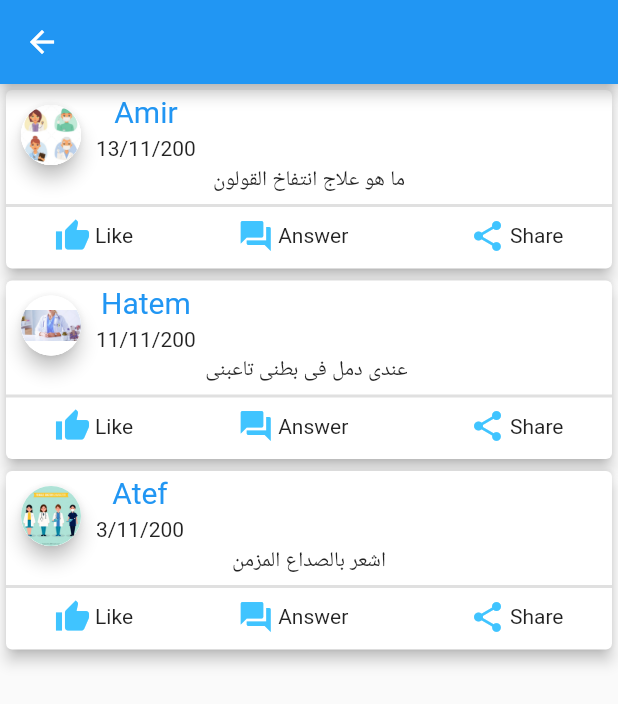
After one commit to hatemragab/how_is_your_health, a Flutter app: the Category screen opened directly, after a tap on "Dentist", on a phone screen of 412 x 824 dp. The commit adds this screen. Shown: the top 704 px of the screen. Run offline on Flutter 3.47's test engine with Material 2 defaults, Android fonts, the light colour scheme and no system bars; drawn by our look-alikes of circular_profile_avatar; our stand-ins replace flutter_screenutil, flutter_swiper, font_awesome_flutter; missing offline and left inert: statusbar_util; statements that could not run were skipped.

Commit message:
Question Screen

```diff
--- /dev/null
+++ b/lib/models/QuestionItemModel.dart
@@ -0,0 +1,98 @@
+class QuestionItemModel {
+  String _imageUserProfile;
+  String _userName;
+  String _imageDoctorProfile;
+  String _doctorName;
+  String _date;
+  String _question;
+  String _answer;
+  int _likes;
+
+  QuestionItemModel(
+      this._imageUserProfile,
+      this._userName,
+      this._imageDoctorProfile,
+      this._doctorName,
+      this._date,
+      this._question,
+      this._answer,
+      this._likes);
+
+  String get answer => _answer;
+
+  set answer(String value) {
+    _answer = value;
+  }
+
+  String get question => _question;
+
+  set question(String value) {
+    _question = value;
+  }
+
+  String get date => _date;
+
+  set date(String value) {
+    _date = value;
+  }
+
+  String get doctorName => _doctorName;
+
+  set doctorName(String value) {
+    _doctorName = value;
+  }
+
+  String get imageDoctorProfile => _imageDoctorProfile;
+
+  set imageDoctorProfile(String value) {
+    _imageDoctorProfile = value;
+  }
+
+  String get userName => _userName;
+
+  set userName(String value) {
+    _userName = value;
+  }
+
+  String get imageUserProfile => _imageUserProfile;
+
+  set imageUserProfile(String value) {
+    _imageUserProfile = value;
+  }
+
+  int get likes => _likes;
+
+  set likes(int value) {
+    _likes = value;
+  }
+
+  static List<QuestionItemModel> questionModel = [
+    new QuestionItemModel(
+        "assets/images/profile1.jpg",
+        "Amir",
+        "assets/images/profile2.jpg",
+        "Ehab",
+        "13/11/200",
+        "ما هو علاج انتفاخ القولون",
+        "برشام zombrax",
+        4),
+    new QuestionItemModel(
+        "assets/images/profile3.jpg",
+        "Hatem",
+        "assets/images/profile4.jpg",
+        "Elkoshny",
+        "11/11/200",
+        "عندى دمل فى بطنى تاعبنى ",
+        " تعالى افقعهولك ",
+        100),
+    new QuestionItemModel(
+        "assets/images/profile2.jpg",
+        "Atef",
+        "assets/images/profile1.jpg",
+        "Mazen",
+        "3/11/200",
+        "اشعر بالصداع المزمن",
+        " خدلك برشامه صداع",
+        -10),
+  ];
+}
--- /dev/null
+++ b/lib/screens/Category.dart
@@ -0,0 +1,97 @@
+import 'package:flutter/material.dart';
+import 'package:flutter/services.dart';
+import 'package:flutter_screenutil/flutter_screenutil.dart';
+import 'package:flutter_swiper/flutter_swiper.dart';
+import 'package:how_is_your_health/models/categoryModel.dart';
+import 'package:how_is_your_health/screens/QuestionScreen.dart';
+import 'package:statusbar_util/statusbar_util.dart';
+import 'package:font_awesome_flutter/font_awesome_flutter.dart';
+
+class Category extends StatefulWidget {
+  @override
+  _CategoryState createState() => _CategoryState();
+}
+
+class _CategoryState extends State<Category> {
+  SwiperController controller = SwiperController();
+  List<categoryModel> _listCategory = categoryModel.categoryList;
+
+  List<String> swiperImage = [
+    "assets/images/d.jpg",
+    "assets/images/TheFemaleDoctor.jpg",
+    "assets/images/doctora.jpg"
+  ];
+
+  @override
+  Widget build(BuildContext context) {
+    StatusbarUtil.setTranslucent();
+    StatusbarUtil.setStatusBarFont(FontStyle.black);
+    SystemChrome.setSystemUIOverlayStyle(
+        SystemUiOverlayStyle(statusBarColor: Colors.transparent));
+    return Scaffold(
+      appBar: AppBar(
+        iconTheme: IconThemeData(color: Colors.lightBlue),
+        centerTitle: true,
+        title: Text(
+          "How is your health ? ",
+          style: TextStyle(color: Colors.lightBlue),
+        ),
+        backgroundColor: Colors.white,
+      ),
+      body: SingleChildScrollView(
+        child: Column(
+          children: <Widget>[
+            Container(
+              width: MediaQuery.of(context).size.width,
+              height: MediaQuery.of(context).size.height / 3,
+              child: Swiper(
+                autoplay: true,
+                itemWidth: 20,
+                scrollDirection: Axis.horizontal,
+                itemCount: 3,
+                itemBuilder: (BuildContext context, index) {
+                  return Image.asset(
+                    swiperImage[index],
+                    fit: BoxFit.cover,
+                  );
+                },
+              ),
+            ),
+            GridView.builder(
+                shrinkWrap: true,
+                gridDelegate: SliverGridDelegateWithFixedCrossAxisCount(
+                    crossAxisCount: 3,
+                    mainAxisSpacing: 3.0,
+                    crossAxisSpacing: 3.0),
+                physics: NeverScrollableScrollPhysics(),
+                itemCount: categoryModel.categoryList.length,
+                itemBuilder: (BuildContext context, index) {
+                  return InkWell(
+                    onTap: () {
+                      Navigator.push(
+                        context,
+                        MaterialPageRoute(
+                            builder: (context) => QuestionScreen()),
+                      );
+                    },
+                    child: Card(
+                      child: Column(
+                        children: <Widget>[
+                          Image.asset(
+                            "${_listCategory[index].image}",
+                            fit: BoxFit.cover,
+                            width: 90,
+                            height: 90,
+                          ),
+                          Text("${_listCategory[index].categoryName}")
+                        ],
+                      ),
+                    ),
+                  );
+                })
+          ],
+        ),
+      ),
+    );
+  }
+}
--- /dev/null
+++ b/lib/screens/QuestionScreen.dart
@@ -0,0 +1,179 @@
+import 'package:flutter/material.dart';
+import 'package:how_is_your_health/models/QuestionItemModel.dart';
+import 'package:circular_profile_avatar/circular_profile_avatar.dart';
+
+class QuestionScreen extends StatefulWidget {
+  @override
+  _QuestionScreenState createState() => _QuestionScreenState();
+}
+
+class _QuestionScreenState extends State<QuestionScreen> {
+  List<QuestionItemModel> question = QuestionItemModel.questionModel;
+
+  @override
+  Widget build(BuildContext context) {
+    return Scaffold(
+        appBar: AppBar(),
+        body: ListView.builder(
+          shrinkWrap: true,
+          itemCount: question.length,
+          itemBuilder: (BuildContext context, index) {
+            return Card(
+              elevation: 4,
+              child: Container(
+                child: Column(
+                  children: <Widget>[
+                    Row(
+                      children: <Widget>[
+                        Container(
+                          margin: EdgeInsets.only(left: 10, top: 10),
+                          width: 40,
+                          height: 40,
+                          child: CircularProfileAvatar(
+                            "",
+                            child: Image.asset(
+                                "${question[index].imageUserProfile}"),
+                            radius: 100,
+                            elevation: 5.0,
+                          ),
+                        ),
+                        SizedBox(
+                          width: 10,
+                        ),
+                        Column(
+                          children: <Widget>[
+                            Text(
+                              "${question[index].userName}",
+                              style:
+                                  TextStyle(fontSize: 20, color: Colors.blue),
+                            ),
+                            SizedBox(height: 5,),
+                            Text("${question[index].date}"),
+                          ],
+                        )
+                      ],
+                    ),
+                    Text("${question[index].question}"),
+                    Divider(
+                      thickness: 2,
+                    ),
+                    Row(
+                      mainAxisAlignment: MainAxisAlignment.spaceEvenly,
+                      children: <Widget>[
+                        InkWell(
+                          onTap: () {},
+                          child: Row(
+                            children: <Widget>[
+                              Icon(
+                                Icons.thumb_up,
+                                color: Colors.lightBlueAccent,
+                              ),
+                              SizedBox(
+                                width: 3,
+                              ),
+                              Text("Like"),
+                            ],
+                          ),
+                        ),
+                        VerticalDivider(
+                          thickness: 5,
+                          width: 5,
+                          color: Colors.black,
+                        ),
+                        InkWell(
+                          onTap: () {},
+                          child: Row(
+                            children: <Widget>[
+                              Icon(Icons.question_answer,
+                                  color: Colors.lightBlueAccent),
+                              SizedBox(
+                                width: 3,
+                              ),
+                              Text("Answer"),
+                            ],
+                          ),
+                        ),
+                        VerticalDivider(),
+                        InkWell(
+                          onTap: () {},
+                          child: Row(
+                            children: <Widget>[
+                              Icon(Icons.share, color: Colors.lightBlueAccent),
+                              SizedBox(
+                                width: 3,
+                              ),
+                              Text("Share")
+                            ],
+                          ),
+                        )
+                      ],
+                    ),
+                    SizedBox(
+                      height: 10,
+                    )
+                  ],
+                ),
+              ),
+            );
+          },
+
+//          shrinkWrap: true,
+//          itemCount: question.length,
+//          itemBuilder: (BuildContext context, index) {
+//            return Card(
+//              color: Colors.lightBlueAccent,
+//              elevation: 10,
+//              shape: RoundedRectangleBorder(
+//                  borderRadius: BorderRadius.circular(30.0)),
+//              child: Column(
+//                children: <Widget>[
+//                  Container(
+//                     child: Column(
+//                      children: <Widget>[
+//                        Row(
+//                          children: <Widget>[
+//                            Container(
+//                              width: 25,
+//                              height: 25,
+//                              child: Image.asset(
+//                                question[index].imageUserProfile,
+//                                fit: BoxFit.cover,
+//                              ),
+//                            ),
+//                            Text(question[index].userName)
+//                          ],
+//                        ),
+//                        Text(question[index].question,style: TextStyle(fontSize: 25,color: Colors.black),),
+//                      ],
+//                    ),
+//                  ),
+//                  Divider(
+//                    color: Colors.black,
+//                  ),
+//                  Container(
+//                     child: Column(
+//                      children: <Widget>[
+//                        Row(
+//                          children: <Widget>[
+//                            Container(
+//                              width: 25,
+//                              height: 25,
+//                              child: Image.asset(
+//                                question[index].imageDoctorProfile,
+//                                fit: BoxFit.cover,
+//                              ),
+//                            ),
+//                            Text(question[index].doctorName)
+//                          ],
+//                        ),
+//                        Text(question[index].answer,style: TextStyle(fontSize: 20,color: Colors.black),),
+//                      ],
+//                    ),
+//                  )
+//                ],
+//              ),
+//            );
+//          }),
+        ));
+  }
+}
--- a/pubspec.yaml
+++ b/pubspec.yaml
@@ -25,6 +25,9 @@ dependencies:
   cupertino_icons: ^0.1.2
   statusbar_util: ^1.0.1
   flutter_screenutil: ^1.0.2
+  font_awesome_flutter: ^8.7.0
+  flutter_swiper: ^1.1.6
+  circular_profile_avatar: ^1.0.6
 
 dev_dependencies:
   flutter_test:
```
Also changed, not shown: lib/models/categoryModel.dart (added, +34 -0 lines), lib/screens/Login.dart (+24 -19 lines), lib/screens/Registration.dart (+20 -10 lines), assets/images/Capture.PNG (added), assets/images/TheFemaleDoctor.jpg (added), assets/images/d.jpg (added), assets/images/doc.jpg (added), assets/images/doctora.jpg (added), assets/images/profile1.jpg (added), assets/images/profile2.jpg (added), assets/images/profile3.jpg (added), assets/images/profile4.jpg (added), pubspec.lock.
